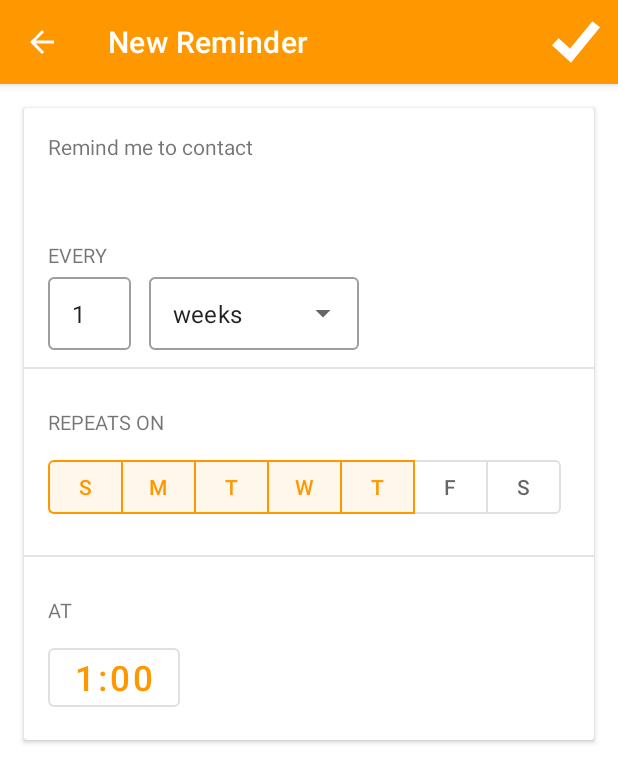
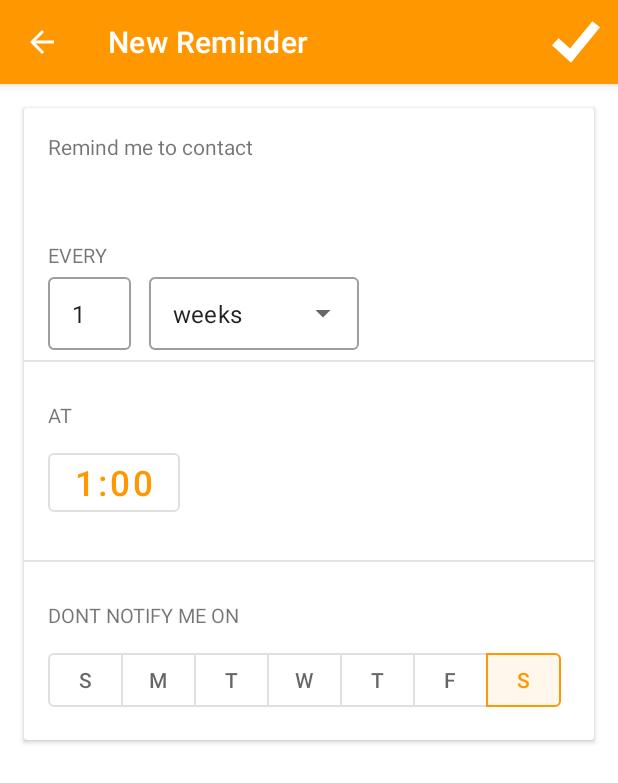
Before and after one commit to El-Cortado/Mafkir, an Android app: the fragment EditFragment placed in its activity, after a tap on "accept", on a phone screen of 412 x 824 dp. Shown: the top 783 px of the screen. Run offline under Robolectric (Android 15) with nearby library versions, the light colour scheme and no system bars; our stand-ins replace Dagger/Hilt's generated code, data binding; 8 statements that could not run were skipped.

Commit message:
answered cr

```diff
--- a/app/src/main/java/com/cortado/mafkir/model/time/IntervalType.kt
+++ b/app/src/main/java/com/cortado/mafkir/model/time/IntervalType.kt
@@ -1,8 +1,8 @@
 package com.cortado.mafkir.model.time
 
-enum class IntervalType(val text: String) {
-    WEEK("weeks"),
-    DAY("days");
+enum class IntervalType(val text: String, val millisInUnit: Long) {
+    WEEK("weeks", 604800000),
+    DAY("days", 86400000);
 
     companion object {
         @JvmStatic
--- a/app/src/main/java/com/cortado/mafkir/ui/EditFragment.kt
+++ b/app/src/main/java/com/cortado/mafkir/ui/EditFragment.kt
@@ -73,8 +73,7 @@ class EditFragment : DaggerFragment() {
 
     private fun setupBinding() {
         if (args.editExisting) {
-            args.mafkirContact.let {
-                it!!
+            args.mafkirContact!!.let {
                 binding.cardTransitionName = getString(R.string.edit_transition_name).format(it.id)
                 binding.contactName = args.chosenContact
                 binding.timeInterval = it.interval
@@ -85,7 +84,7 @@ class EditFragment : DaggerFragment() {
             binding.timeInterval = Interval(
                 IntervalType.WEEK,
                 1,
-                arrayOf(true, true, true, true, true, false, false),
+                arrayOf(true, true, true, true, true, true, false),
                 Pair(1, 0)
             )
         }
@@ -98,7 +97,8 @@ class EditFragment : DaggerFragment() {
                     binding.timeInterval?.timeOfDay = Pair(hourOfDay, minute)
                     updateTimeOfDay()
                     binding.executePendingBindings()
-                }
+                },
+                binding.timeInterval!!.timeOfDay
             ).show(parentFragmentManager, "TimePicker")
         }
         binding.executePendingBindings()
@@ -112,16 +112,16 @@ class EditFragment : DaggerFragment() {
     }
 
     private fun setupWeekdaysToggleGroup() {
-        weekdaysButtons.children.forEachIndexed { i, v ->
-            if (binding.timeInterval!!.days[i]) {
-                weekdaysButtons.check(v.id)
+        blacklistWeekdaysButtons.children.forEachIndexed { i, v ->
+            if (!binding.timeInterval!!.days[i]) {
+                blacklistWeekdaysButtons.check(v.id)
             }
         }
 
-        weekdaysButtons.addOnButtonCheckedListener { _, checkedId, isChecked ->
+        blacklistWeekdaysButtons.addOnButtonCheckedListener { _, checkedId, isChecked ->
             binding.timeInterval!!.days[
-                    weekdaysButtons.indexOfChild(activity?.findViewById(checkedId))
-            ] = isChecked
+                    blacklistWeekdaysButtons.indexOfChild(activity?.findViewById(checkedId))
+            ] = !isChecked
         }
     }
 
@@ -161,11 +161,6 @@ class EditFragment : DaggerFragment() {
             }
 
             override fun onTextChanged(text: CharSequence?, start: Int, before: Int, count: Int) {
-                if (text.toString() == IntervalType.WEEK.text) {
-                    binding.daysSectionVisibility = View.VISIBLE
-                } else {
-                    binding.daysSectionVisibility = View.GONE
-                }
                 binding.timeInterval?.type = IntervalType.fromText(text.toString())
                 binding.executePendingBindings()
             }
@@ -215,6 +210,7 @@ class EditFragment : DaggerFragment() {
                     )
                     activity?.currentFocus?.clearFocus()
                     Navigation.findNavController(requireView()).popBackStack()
+                    informNewReminder()
                 }
                 true
             }
@@ -231,15 +227,11 @@ class EditFragment : DaggerFragment() {
     }
 
     private fun verifyForm(): Boolean {
-        // TODO: this can be solved better using `selectionRequired="true"` on the toggle group,
-        //  but cannot be done due to a bug. see
-        //  https://github.com/material-components/material-components-android/issues/1214
-        if (binding.timeInterval?.type == IntervalType.WEEK &&
-            !binding.timeInterval!!.days.contains(true)
+        if (!binding.timeInterval!!.days.contains(true)
         ) {
             Toast.makeText(
                 context!!,
-                "Please select at least one day",
+                "Please allow at least one day",
                 Toast.LENGTH_SHORT
             ).show()
             return false
@@ -257,8 +249,19 @@ class EditFragment : DaggerFragment() {
                     ).format(
                         binding.timeInterval?.timeOfDay?.first,
                         binding.timeInterval?.timeOfDay?.second
-                    )}",
+                    )}" +
+                    if (binding.timeInterval?.days!!.contains(false)) " but not on ${getBlacklistDaysText()}" else "",
             Toast.LENGTH_LONG
         ).show()
     }
+
+    private fun getBlacklistDaysText(): String {
+        val days =
+            arrayOf("Sunday", "Monday", "Tuesday", "Wednesday", "Thursday", "Friday", "Saturday")
+
+        return binding.timeInterval?.days
+            ?.mapIndexed { i, isDayActive -> if (!isDayActive) days[i] else "" }
+            ?.filter { s -> s.isNotEmpty() }
+            ?.reduce { s1, s2 -> "$s1, $s2" }!!
+    }
 }
--- a/app/src/main/java/com/cortado/mafkir/ui/adapter/MafkirContactListAdapter.kt
+++ b/app/src/main/java/com/cortado/mafkir/ui/adapter/MafkirContactListAdapter.kt
@@ -69,7 +69,8 @@ class MafkirContactListAdapter : RecyclerView.Adapter<MafkirContactListAdapter.V
             }
         }
 
-        // TODO: resolve interval-pass calculation, including notifying user
-        private fun intervalPassed(item: MafkirContact) = false
+        private fun intervalPassed(contact: MafkirContact) =
+            contact.interval.interval * contact.interval.type.millisInUnit <
+                    System.currentTimeMillis() - contact.lastInteractionMillis
     }
 }
--- a/app/src/main/java/com/cortado/mafkir/ui/time/TimePickerFragment.kt
+++ b/app/src/main/java/com/cortado/mafkir/ui/time/TimePickerFragment.kt
@@ -6,8 +6,8 @@ import android.os.Bundle
 import android.text.format.DateFormat
 import androidx.fragment.app.DialogFragment
 
-class TimePickerFragment(private val listener: TimePickerDialog.OnTimeSetListener) : DialogFragment() {
+class TimePickerFragment(private val listener: TimePickerDialog.OnTimeSetListener, private val startingTime: Pair<Int, Int>) : DialogFragment() {
     override fun onCreateDialog(savedInstanceState: Bundle?): Dialog {
-        return TimePickerDialog(activity, listener, 1, 0, DateFormat.is24HourFormat(activity))
+        return TimePickerDialog(activity, listener, startingTime.first, startingTime.second, DateFormat.is24HourFormat(activity))
     }
 }
--- a/app/src/main/res/layout/fragment_edit.xml
+++ b/app/src/main/res/layout/fragment_edit.xml
@@ -12,9 +12,6 @@
             name="contactName"
             type="String" />
         <variable
-            name="daysSectionVisibility"
-            type="Integer" />
-        <variable
             name="timePickerOnClick"
             type="android.view.View.OnClickListener" />
         <variable
@@ -28,7 +25,7 @@
         android:orientation="vertical">
 
         <androidx.cardview.widget.CardView
-            android:id="@+id/addCardView"
+            android:id="@+id/editCardView"
             android:layout_width="match_parent"
             android:layout_height="wrap_content"
             android:layout_margin="16dp"
@@ -122,6 +119,36 @@
                 <View
                     android:layout_width="match_parent"
                     android:layout_height="1dp"
+                    android:layout_marginTop="5dp"
+                    android:layout_marginBottom="10dp"
+                    android:background="@color/gray" />
+
+                <LinearLayout
+                    android:layout_width="match_parent"
+                    android:layout_height="wrap_content"
+                    android:orientation="vertical"
+                    android:padding="16dp">
+
+                    <TextView
+                        android:layout_width="match_parent"
+                        android:layout_height="wrap_content"
+                        android:text="@string/at"
+                        android:textSize="13sp"
+                        android:layout_marginBottom="10dp"/>
+
+                    <Button
+                        style="@style/Widget.MaterialComponents.Button.OutlinedButton"
+                        android:layout_width="wrap_content"
+                        android:layout_height="wrap_content"
+                        android:textSize="23sp"
+                        android:text="@{timeOfDay}"
+                        android:onClick="@{timePickerOnClick}"
+                        />
+                </LinearLayout>
+
+                <View
+                    android:layout_width="match_parent"
+                    android:layout_height="1dp"
                     android:layout_marginTop="10dp"
                     android:layout_marginBottom="10dp"
                     android:background="@color/gray" />
@@ -130,13 +157,12 @@
                     android:layout_width="match_parent"
                     android:layout_height="wrap_content"
                     android:orientation="vertical"
-                    android:visibility="@{daysSectionVisibility}"
                     android:padding="16dp">
 
                     <TextView
                         android:layout_width="match_parent"
                         android:layout_height="wrap_content"
-                        android:text="@string/repeats_on"
+                        android:text="@string/dont_notify_on"
                         android:textSize="13sp"
                         android:layout_marginBottom="10dp"/>
 
@@ -146,7 +172,7 @@
                         android:orientation="horizontal">
 
                         <com.google.android.material.button.MaterialButtonToggleGroup
-                            android:id="@+id/weekdaysButtons"
+                            android:id="@+id/blacklistWeekdaysButtons"
                             android:layout_width="wrap_content"
                             android:layout_height="wrap_content">
 
@@ -202,37 +228,6 @@
                         </com.google.android.material.button.MaterialButtonToggleGroup>
                     </LinearLayout>
                 </LinearLayout>
-
-                <View
-                    android:layout_width="match_parent"
-                    android:layout_height="1dp"
-                    android:layout_marginTop="5dp"
-                    android:layout_marginBottom="10dp"
-                    android:visibility="@{daysSectionVisibility}"
-                    android:background="@color/gray" />
-
-                <LinearLayout
-                    android:layout_width="match_parent"
-                    android:layout_height="wrap_content"
-                    android:orientation="vertical"
-                    android:padding="16dp">
-
-                    <TextView
-                        android:layout_width="match_parent"
-                        android:layout_height="wrap_content"
-                        android:text="@string/at"
-                        android:textSize="13sp"
-                        android:layout_marginBottom="10dp"/>
-
-                    <Button
-                        style="@style/Widget.MaterialComponents.Button.OutlinedButton"
-                        android:layout_width="wrap_content"
-                        android:layout_height="wrap_content"
-                        android:textSize="23sp"
-                        android:text="@{timeOfDay}"
-                        android:onClick="@{timePickerOnClick}"
-                        />
-                </LinearLayout>
             </LinearLayout>
 
         </androidx.cardview.widget.CardView>
--- a/app/src/main/res/values/strings.xml
+++ b/app/src/main/res/values/strings.xml
@@ -8,7 +8,7 @@
     <string name="cancel">Cancel</string>
     <string name="remind_me_to_contact">Remind me to contact</string>
     <string name="every">EVERY</string>
-    <string name="repeats_on">REPEATS ON</string>
+    <string name="dont_notify_on">DONT NOTIFY ME ON</string>
     <string name="interval">interval</string>
     <string name="_1">1</string>
     <string name="at">AT</string>
```
